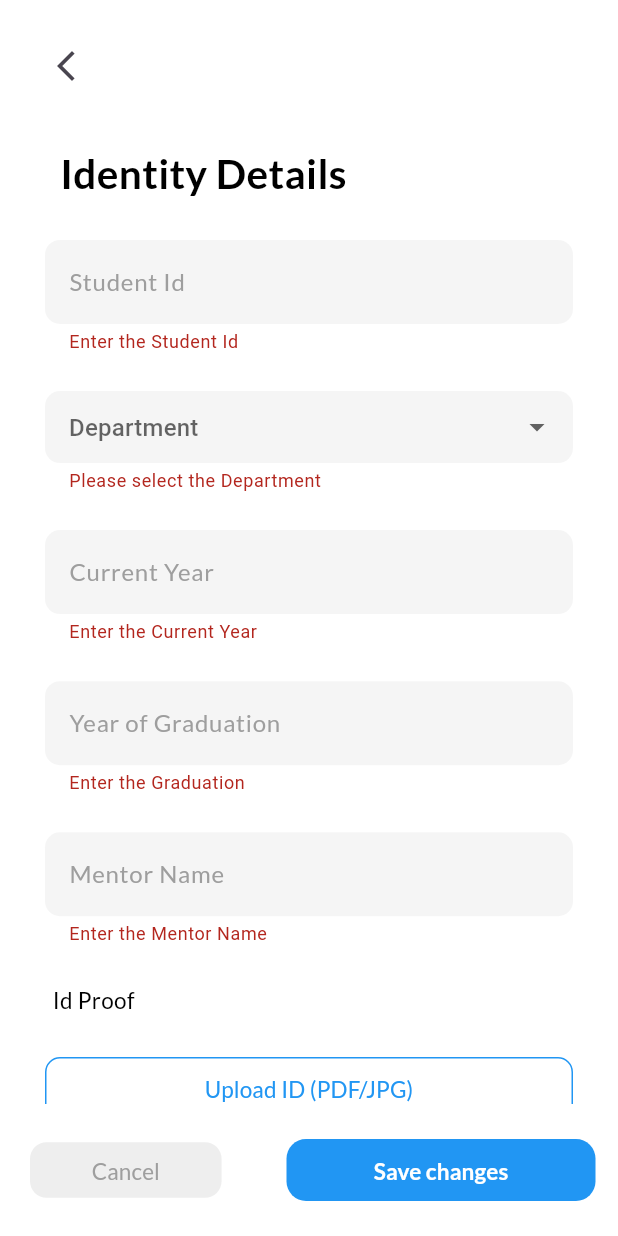
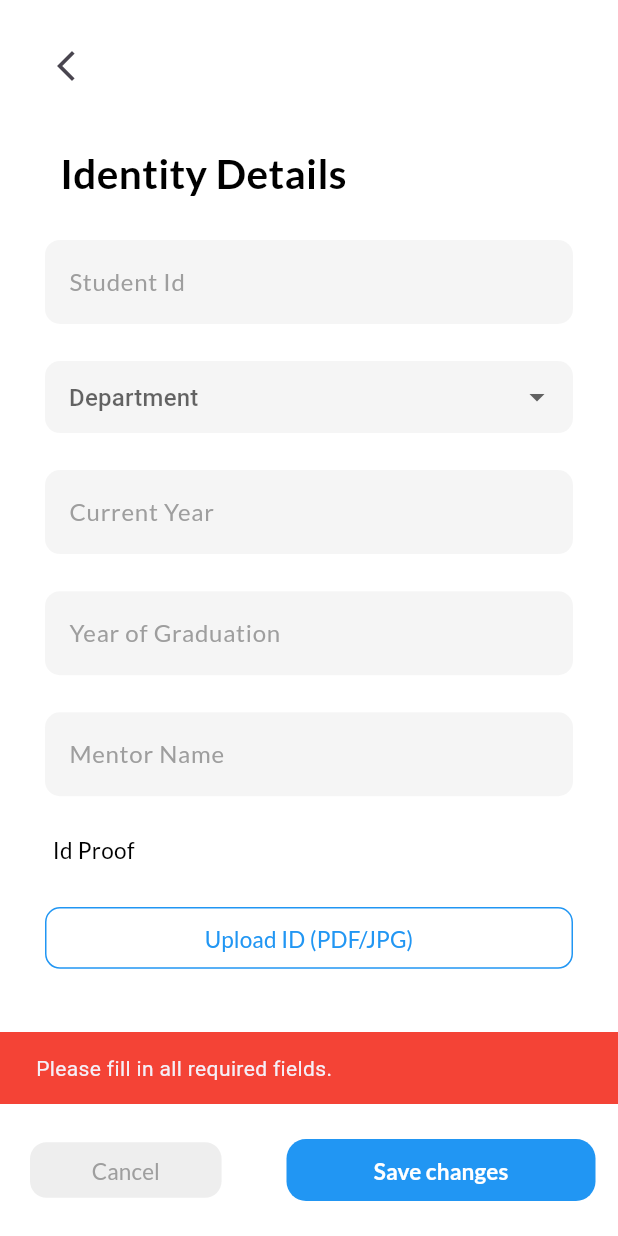
Before and after one commit to Sparkinovtech/Sairam, a Flutter app: the IdentityDetails screen opened directly, after a tap on "Save changes", on a phone screen of 412 x 824 dp. Run offline on Flutter 3.47's test engine with Material 3 defaults, Android fonts, the light colour scheme and no system bars; our stand-ins replace bloc, cloud_firestore, connectivity_plus, firebase_auth, firebase_core, flutter_bloc and 7 more; accounts and stored records are empty; project files that could hold a hidden picture were left out.

Commit message:
identity details page backend linking completed

```diff
--- a/lib/Utils/identity_details.dart
+++ b/lib/Utils/identity_details.dart
@@ -1,10 +1,14 @@
 import 'dart:io';
-import 'dart:math';
-
 import 'package:flutter/material.dart';
+import 'package:flutter_bloc/flutter_bloc.dart';
 import 'package:google_fonts/google_fonts.dart';
 import 'package:image_picker/image_picker.dart';
 import 'package:permission_handler/permission_handler.dart';
+import 'package:sairam_incubation/Profile/Model/department.dart';
+import 'package:sairam_incubation/Profile/bloc/profile_bloc.dart';
+import 'package:sairam_incubation/Profile/bloc/profile_event.dart';
+import 'package:sairam_incubation/Profile/bloc/profile_state.dart';
+import 'package:sairam_incubation/Utils/Loader/loading_screen.dart';
 
 class IdentityDetails extends StatefulWidget {
   const IdentityDetails({super.key});
@@ -16,42 +20,36 @@ class IdentityDetails extends StatefulWidget {
 File? file;
 
 class _IdentityDetailsState extends State<IdentityDetails> {
-  String? _selected;
-
-  final List<String> _option = [
-    "Computer Science and Engineering",
-    "Information Technology",
-    "Internet Of Things(IOT)",
-    "Artificial Intelligence And Data Science",
-    "Artificial Intelligence And Machine Learning",
-    "Cyber Security",
-    "Computer Science And Business Systems",
-    "Computer Science And Communication Engineering",
-    "Electronics And Communication Engineering",
-    "Electrical And Electronics Engineering",
-    "Mechanical Engineering",
-  ];
+  Department? _selected;
 
   final GlobalKey<FormState> _key = GlobalKey<FormState>();
   final TextEditingController _id = TextEditingController();
   final TextEditingController _year = TextEditingController();
   final TextEditingController _graduation = TextEditingController();
   final TextEditingController _mentorName = TextEditingController();
+  bool _initialized = false;
 
-  Future<void> requestPermission() async{
-     await [Permission.phone, Permission.storage , Permission.photos , Permission.camera ].request();
+  Future<void> requestPermission() async {
+    await [
+      Permission.phone,
+      Permission.storage,
+      Permission.photos,
+      Permission.camera,
+    ].request();
   }
-  Future<void> _openPhoneStorage() async{
+
+  Future<void> _openPhoneStorage() async {
     await requestPermission();
-     final picker =  ImagePicker();
+    final picker = ImagePicker();
     final pickedSource = await picker.pickImage(source: ImageSource.gallery);
 
-     if(pickedSource != null){
+    if (pickedSource != null) {
       setState(() {
         file = File(pickedSource.path);
       });
     }
   }
+
   @override
   void dispose() {
     _id.dispose();
@@ -62,9 +60,36 @@ class _IdentityDetailsState extends State<IdentityDetails> {
 
     super.dispose();
   }
+
   @override
   Widget build(BuildContext context) {
     var size = MediaQuery.of(context).size;
+    return BlocConsumer<ProfileBloc, ProfileState>(
+      listener: (context, state) {
+        if (state.isLoading) {
+          LoadingScreen().show(context: context, text: "Loading...");
+        } else {
+          LoadingScreen().hide();
+        }
+
+        if (state is IdentityDetailsDoneState) {
+          Navigator.of(context).pop();
+        }
+      },
+      builder: (context, state) {
+        final profile = state.profile;
+        if (!_initialized && profile != null) {
+          _selected = profile.department;
+          _id.text = profile.id ?? "";
+          _year.text = profile.currentYear == null
+              ? ""
+              : profile.currentYear.toString();
+          _graduation.text = profile.yearOfGraduation == null
+              ? ""
+              : profile.yearOfGraduation.toString();
+          _mentorName.text = profile.currentMentor ?? "";
+          _initialized = true;
+        }
         return Scaffold(
           backgroundColor: Colors.white,
           body: SafeArea(
@@ -118,12 +143,16 @@ class _IdentityDetailsState extends State<IdentityDetails> {
                             type: TextInputType.text,
                           ),
                           SizedBox(height: size.height * .03),
-                      _dropDownButtonField(
+                          _dropDownButtonField<Department>(
                             hintText: "Department",
                             selectedValue: _selected,
-                        validator: (v) => v == null || v.isEmpty ? "Please select the Department" : null,
-                        options: _option,
+                            options: Department.values.toList(),
+                            validator: (val) => val == null
+                                ? "Please Select a Department"
+                                : null,
                             onChange: (val) => setState(() => _selected = val),
+                            itemLabelBuilder: (department) =>
+                                department.departmentName,
                           ),
                           SizedBox(height: size.height * .03),
                           _textField(
@@ -178,7 +207,7 @@ class _IdentityDetailsState extends State<IdentityDetails> {
                     child: Column(
                       crossAxisAlignment: CrossAxisAlignment.start,
                       children: [
-                    if(file != null)...[
+                        if (file != null) ...[
                           Card(
                             color: Colors.white,
                             margin: EdgeInsets.only(bottom: 15),
@@ -210,7 +239,9 @@ class _IdentityDetailsState extends State<IdentityDetails> {
                             side: BorderSide(color: Colors.blue),
                           ),
                           child: Text(
-                        file != null ? "Replace ID Card" : "Upload ID (PDF/JPG)",
+                            file != null
+                                ? "Replace ID Card"
+                                : "Upload ID (PDF/JPG)",
                             style: GoogleFonts.lato(
                               color: Colors.blue,
                               fontSize: 15,
@@ -256,9 +287,29 @@ class _IdentityDetailsState extends State<IdentityDetails> {
                 child: MaterialButton(
                   elevation: 0,
                   onPressed: () {
-                if(_key.currentState!.validate()){
-                  Navigator.pop(context);
+                    if (_id.text.isEmpty ||
+                        _graduation.text.isEmpty ||
+                        _year.text.isEmpty ||
+                        _mentorName.text.isEmpty ||
+                        _selected == null) {
+                      ScaffoldMessenger.of(context).showSnackBar(
+                        SnackBar(
+                          content: Text("Please fill in all required fields."),
+                          backgroundColor: Colors.red,
+                        ),
+                      );
+                      return;
                     }
+                    context.read<ProfileBloc>().add(
+                      RegisterIdentityDetailsEvent(
+                        studentId: _id.text,
+                        department: _selected!,
+                        currentYear: int.parse(_year.text),
+                        yearOfGraduation: int.parse(_graduation.text),
+                        mentorName: _mentorName.text,
+                        idCardPhoto: "",
+                      ),
+                    );
                   },
                   minWidth: size.width * .5,
                   height: size.height * .05,
@@ -278,6 +329,8 @@ class _IdentityDetailsState extends State<IdentityDetails> {
               ),
             ],
           ),
+        );
+      },
     );
   }
 
@@ -308,14 +361,15 @@ class _IdentityDetailsState extends State<IdentityDetails> {
     );
   }
 
-  Widget _dropDownButtonField({
+  Widget _dropDownButtonField<T>({
     required String hintText,
-    required String? selectedValue,
-    required List<String> options,
-    required String? Function(String?) validator,
-    required ValueChanged<String?> onChange,
+    required T? selectedValue,
+    required List<T> options,
+    required String? Function(T?) validator,
+    required ValueChanged<T?> onChange,
+    required String Function(T) itemLabelBuilder,
   }) {
-    return DropdownButtonFormField<String>(
+    return DropdownButtonFormField<T>(
       value: options.contains(selectedValue) ? selectedValue : null,
       isExpanded: true,
       validator: validator,
@@ -333,12 +387,12 @@ class _IdentityDetailsState extends State<IdentityDetails> {
         ),
         contentPadding: EdgeInsets.all(12),
         filled: true,
-        fillColor: Colors.grey.withValues(alpha: .1),
+        fillColor: Colors.grey.withValues(alpha: 0.1),
       ),
       items: options.map((item) {
-        return DropdownMenuItem<String>(
+        return DropdownMenuItem<T>(
           value: item,
-          child: Text(item, overflow: TextOverflow.ellipsis),
+          child: Text(itemLabelBuilder(item), overflow: TextOverflow.ellipsis),
         );
       }).toList(),
     );
--- a/lib/View/profile_page.dart
+++ b/lib/View/profile_page.dart
@@ -6,8 +6,6 @@ import 'package:google_fonts/google_fonts.dart';
 import 'package:image_picker/image_picker.dart';
 import 'package:page_transition/page_transition.dart';
 import 'package:permission_handler/permission_handler.dart';
-import 'package:sairam_incubation/Profile/bloc/profile_bloc.dart';
-import 'package:sairam_incubation/Profile/service/profile_cloud_firestore_provider.dart';
 import 'package:sairam_incubation/Utils/edit_profile.dart';
 import 'package:sairam_incubation/Utils/profile_list.dart';
 import '../Auth/bloc/auth_bloc.dart';
```
Lines whose indentation alone changed are shown as unchanged.
